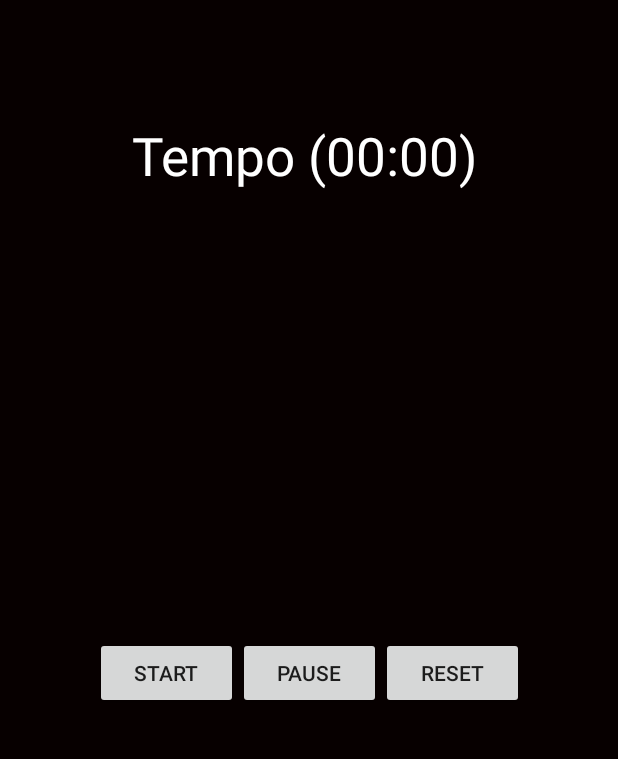
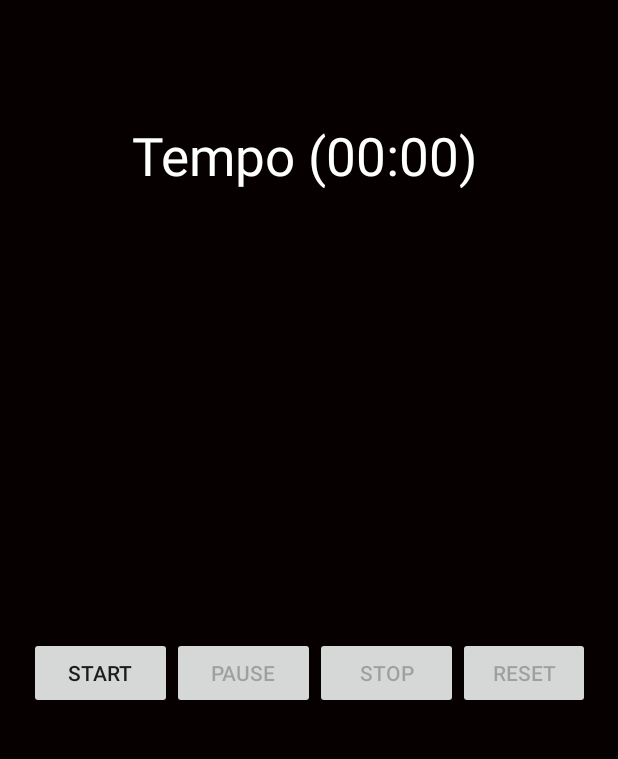
Before and after one commit to demetriosmiguel/AmpulhetaDigital, an Android app: the screen it shows after launch (MainActivity), on a phone screen of 412 x 824 dp, the part 84-843 px from its top. Run offline under Robolectric (Android 15) with nearby library versions, the phone set to English and light mode, and no system bars.

Commit message:
Implementação das ações do cronometro; Implementação das ações Botões Start, Pause, Stop, Reset; Foi utilizado as ações para habilitar e desabilitar os botões ao serem clicados;

```diff
--- a/app/src/main/java/com/example/demtriosmiguel/ampulhetadigital/MainActivity.java
+++ b/app/src/main/java/com/example/demtriosmiguel/ampulhetadigital/MainActivity.java
@@ -2,14 +2,117 @@ package com.example.demtriosmiguel.ampulhetadigital;
 
 import android.support.v7.app.AppCompatActivity;
 import android.os.Bundle;
+import android.app.Activity;
+import android.app.AlertDialog;
+import android.app.AlertDialog.Builder;
+import android.os.Bundle;
+import android.os.SystemClock;
+import android.widget.*;
+import android.view.*;
 
 public class MainActivity extends AppCompatActivity {
+
+    Chronometer chronometer;
+    Button btstart, btpause, btStop, btReset;
+    boolean Click;
 
     @Override
     protected void onCreate(Bundle savedInstanceState) {
         super.onCreate(savedInstanceState);
         setContentView(R.layout.activity_main);
 
+// Declarando o tipo click como buleano como verdadeiro;
+// Estanciando as variaveis
+
+        Click = true;
+        chronometer = (Chronometer) findViewById(R.id.chronometer);
+        btstart = (Button) findViewById(R.id.btstart);
+        btpause = (Button) findViewById(R.id.btpause);
+        btStop = (Button) findViewById(R.id.btStop);
+        btReset = (Button) findViewById(R.id.btReset);
+
+// abiliitando e desabilitando os botões
+
+        btstart.setEnabled(true);
+        btpause.setEnabled(false);
+        btStop.setEnabled(false);
+        btReset.setEnabled(false);
+
+
+
+// setando os botoes passando os evendos de click condicionando o mesmo  e startando o cronometro;
+
+        btstart.setOnClickListener(new View.OnClickListener() {
+
+            @Override
+            public void onClick(View arg0) {
+
+
+                btstart.setEnabled(false);
+                btpause.setEnabled(true);
+                btStop.setEnabled(true);
+                btReset.setEnabled(true);
+
+
+                if (Click)
+                    chronometer.setBase(SystemClock.elapsedRealtime());
+                chronometer.start();
+            }
+        });
+
+        btpause.setOnClickListener(new View.OnClickListener() {
+
+            @Override
+            public void onClick(View arg0) {
+
+                btstart.setEnabled(true);
+                btpause.setEnabled(false);
+                btStop.setEnabled(true);
+                btReset.setEnabled(true);
+
+
+                Click = false;
+                chronometer.stop();
+
+            }
+        });
+
+        btStop.setOnClickListener(new View.OnClickListener() {
+
+            @Override
+            public void onClick(View arg0) {
+
+                btstart.setEnabled(true);
+                btpause.setEnabled(false);
+                btStop.setEnabled(false);
+                btReset.setEnabled(false);
+
+                Click = true;
+                chronometer.stop();
+                chronometer.setText("Tempo (00:00)");
+
+            }
+        });
+
+        btReset.setOnClickListener(new View.OnClickListener() {
+
+            @Override
+            public void onClick(View arg0) {
+
+                btstart.setEnabled(false);
+                btpause.setEnabled(true);
+                btStop.setEnabled(true);
+                btReset.setEnabled(true);
+
+                Click = true;
+                chronometer.stop();
+                chronometer.setText("Tempo (00:00)");
+                chronometer.setBase(SystemClock.elapsedRealtime());
+                chronometer.start();
+
+            }
+        });
+
 
     }
 }
--- a/app/src/main/res/layout/activity_main.xml
+++ b/app/src/main/res/layout/activity_main.xml
@@ -20,7 +20,9 @@
     <LinearLayout
         android:id="@+id/linearLayout3"
         android:layout_width="match_parent"
-        android:layout_height="50sp" android:orientation="horizontal" android:gravity="center"
+        android:layout_height="50sp"
+        android:orientation="horizontal"
+        android:gravity="center"
         android:layout_x="1dp"
         android:layout_y="424dp">
 
@@ -37,10 +39,16 @@
             android:text="Pause" />
 
         <Button
-            android:id="@+id/btreset"
+            android:id="@+id/btStop"
             android:layout_width="95sp"
             android:layout_height="wrap_content"
-            android:text="Reset" />
+            android:text="Stop" />
+
+        <Button
+            android:layout_width="wrap_content"
+            android:layout_height="wrap_content"
+            android:text="Reset"
+            android:id="@+id/btReset" />
 
     </LinearLayout>
 
```
